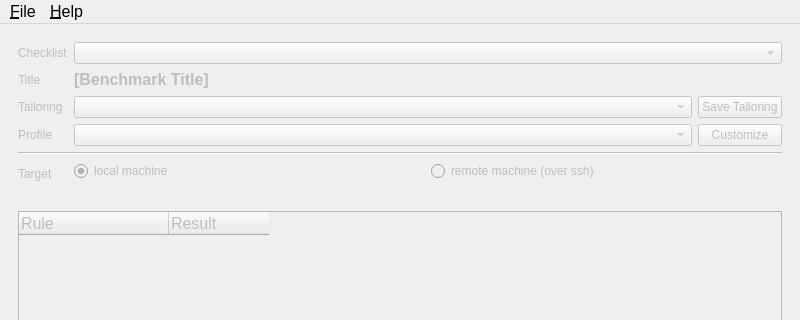
OpenSCAP/scap-workbench, file ui/MainWindow.ui: the form before one commit; both pictures show x 0 to 800 and y 0 to 320 of the 800 by 650 pixel window.
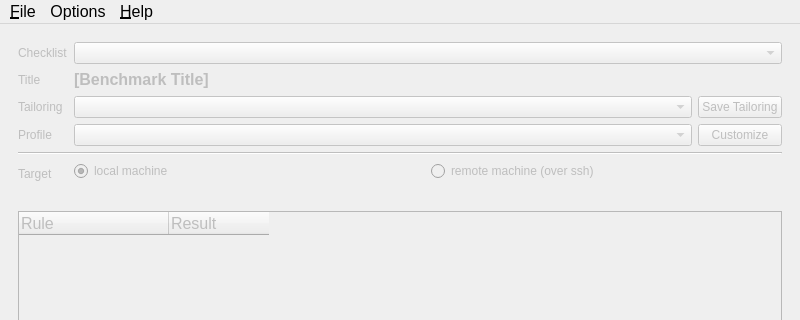
The form after the commit. Custom widgets are drawn as their Qt base class.

Commit message:
Added an option to skip validation of SCAP content
This could be useful for testing of features in openscap that are not in
the standard yet. Or for strange combinations of datastream and xccdf
versions that openscap supports but the standard doesn't.

Diff of the .ui file:
```diff
--- a/ui/MainWindow.ui
+++ b/ui/MainWindow.ui
@@ -440,7 +440,7 @@
      <x>0</x>
      <y>0</y>
      <width>800</width>
-     <height>25</height>
+     <height>27</height>
     </rect>
    </property>
    <property name="font">
@@ -478,7 +478,14 @@
     <addaction name="actionAbout"/>
     <addaction name="actionAboutQt"/>
    </widget>
+   <widget class="QMenu" name="menuOptions">
+    <property name="title">
+     <string>Options</string>
+    </property>
+    <addaction name="actionSkipValidation"/>
+   </widget>
    <addaction name="menuFile"/>
+   <addaction name="menuOptions"/>
    <addaction name="menuHelp"/>
   </widget>
   <action name="actionOpen">
```
Left out of the diff: 11 changed lines with no effect on the pictures. The commit also changes 4 other files.
